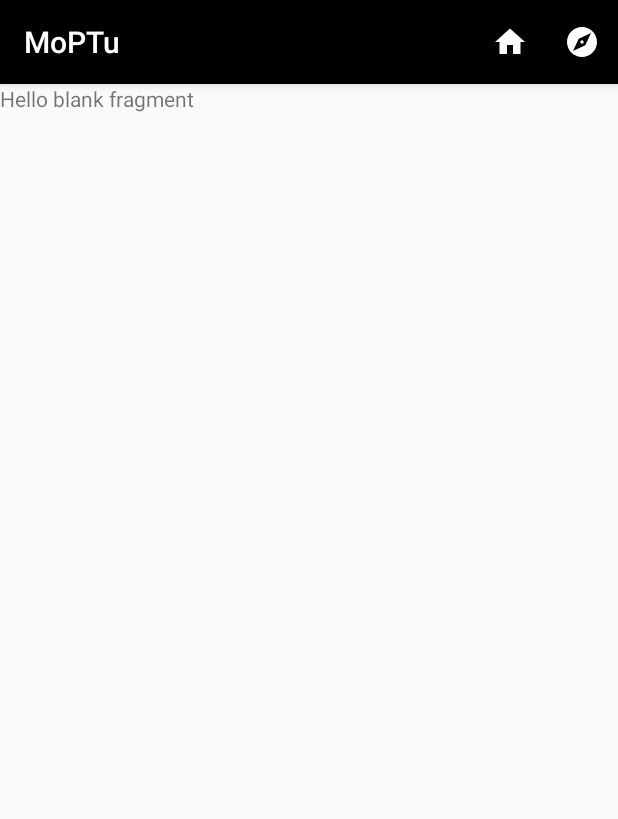
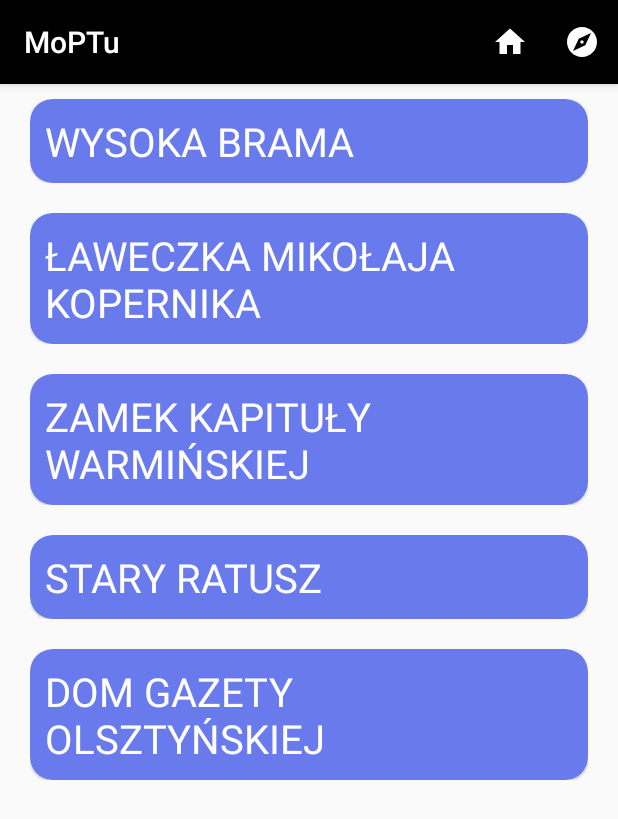
Before and after one commit to MikolajFilipkowski/MoPTu, an Android app: the screen it shows after launch (MainActivity), after a tap on "Settings", on a phone screen of 412 x 824 dp. Shown: the top 819 px of the screen. Run offline under Robolectric (Android 15) with nearby library versions, the phone set to English and light mode, and no system bars.

Commit message:
Add ExploreCategoriesAdapter.kt. Change ExploreFragment.kt. Minor changes.

```diff
--- a/app/src/main/java/com/example/moptu/ExploreFragment.kt
+++ b/app/src/main/java/com/example/moptu/ExploreFragment.kt
@@ -5,6 +5,13 @@ import androidx.fragment.app.Fragment
 import android.view.LayoutInflater
 import android.view.View
 import android.view.ViewGroup
+import android.widget.Adapter
+import android.widget.ListView
+import androidx.recyclerview.widget.LinearLayoutManager
+import androidx.recyclerview.widget.RecyclerView
+import com.example.moptu.adapters.ExploreCategoriesAdapter
+import com.example.moptu.adapters.RecyclerAdapter
+import java.util.Dictionary
 
 // TODO: Rename parameter arguments, choose names that match
 // the fragment initialization parameters, e.g. ARG_ITEM_NUMBER
@@ -21,6 +28,8 @@ class ExploreFragment : Fragment() {
     private var param1: String? = null
     private var param2: String? = null
 
+    lateinit var explore_view:RecyclerView
+
     override fun onCreate(savedInstanceState: Bundle?) {
         super.onCreate(savedInstanceState)
         arguments?.let {
@@ -33,8 +42,33 @@ class ExploreFragment : Fragment() {
         inflater: LayoutInflater, container: ViewGroup?,
         savedInstanceState: Bundle?
     ): View? {
+        val rootView = inflater.inflate(R.layout.fragment_explore, container, false)
+
+
+        val dict = ArrayList<ArrayList<String>>()
+
+        dict.add(arrayListOf("WYSOKA BRAMA","",getString(R.string.wysoka_brama)))
+        dict.add(arrayListOf("ŁAWECZKA MIKOŁAJA KOPERNIKA","",getString(R.string.laweczka)))
+        dict.add(arrayListOf("ZAMEK KAPITUŁY WARMIŃSKIEJ","",getString(R.string.zamek)))
+        dict.add(arrayListOf("STARY RATUSZ","",getString(R.string.ratusz)))
+        dict.add(arrayListOf("DOM GAZETY OLSZTYŃSKIEJ","",getString(R.string.gazeta)))
+
+
+        val customAdapter = ExploreCategoriesAdapter(dict)
+
+        val recyclerView: RecyclerView = rootView.findViewById(R.id.explore_view)
+        recyclerView.layoutManager = LinearLayoutManager(activity)
+        recyclerView.adapter = customAdapter
         // Inflate the layout for this fragment
-        return inflater.inflate(R.layout.fragment_explore, container, false)
+        return rootView
+    }
+
+    override fun onViewCreated(view: View, savedInstanceState: Bundle?) {
+        super.onViewCreated(view, savedInstanceState)
+
+        explore_view = view.findViewById(R.id.explore_view)
+
+        //explore_view.adapter = Adapter
     }
 
     companion object {
--- /dev/null
+++ b/app/src/main/java/com/example/moptu/adapters/ExploreCategoriesAdapter.kt
@@ -0,0 +1,47 @@
+package com.example.moptu.adapters
+
+import android.view.LayoutInflater
+import android.view.View
+import android.view.ViewGroup
+import android.widget.TextView
+import androidx.recyclerview.widget.RecyclerView
+import com.example.moptu.ArticleDataClass
+import com.example.moptu.R
+
+class ExploreCategoriesAdapter(private val dataSet: ArrayList<ArrayList<String>>) :
+    RecyclerView.Adapter<ExploreCategoriesAdapter.ViewHolder>() {
+
+    /**
+     * Provide a reference to the type of views that you are using
+     * (custom ViewHolder)
+     */
+    class ViewHolder(view: View) : RecyclerView.ViewHolder(view) {
+        val categoryView: TextView
+
+        init {
+            // Define click listener for the ViewHolder's View
+            categoryView = view.findViewById(R.id.categoryView)
+        }
+    }
+
+    // Create new views (invoked by the layout manager)
+    override fun onCreateViewHolder(viewGroup: ViewGroup, viewType: Int): ViewHolder {
+        // Create a new view, which defines the UI of the list item
+        val view = LayoutInflater.from(viewGroup.context)
+            .inflate(R.layout.explore_item, viewGroup, false)
+
+        return ViewHolder(view)
+    }
+
+    // Replace the contents of a view (invoked by the layout manager)
+    override fun onBindViewHolder(viewHolder: ViewHolder, position: Int) {
+
+        // Get element from your dataset at this position and replace the
+        // contents of the view with that element
+        viewHolder.categoryView.text = dataSet[position][0]
+    }
+
+    // Return the size of your dataset (invoked by the layout manager)
+    override fun getItemCount() = dataSet.size
+
+}
--- /dev/null
+++ b/app/src/main/res/layout/explore_item.xml
@@ -0,0 +1,37 @@
+<?xml version="1.0" encoding="utf-8"?>
+<FrameLayout xmlns:android="http://schemas.android.com/apk/res/android"
+    xmlns:tools="http://schemas.android.com/tools"
+    android:layout_width="match_parent"
+    android:layout_height="wrap_content"
+    xmlns:app="http://schemas.android.com/apk/res-auto"
+    android:layout_marginLeft="20dp"
+    android:layout_marginRight="20dp"
+    android:layout_marginTop="10dp"
+    android:layout_marginBottom="10dp"
+    android:gravity="center_vertical">
+    <com.google.android.material.card.MaterialCardView
+        android:layout_width="match_parent"
+        android:layout_height="wrap_content"
+        app:cardBackgroundColor="#697AED"
+        app:cardCornerRadius="15dp"
+        app:contentPadding="10dp"
+        android:clickable="true"
+        >
+
+        <LinearLayout
+            android:layout_height="wrap_content"
+            android:layout_width="match_parent"
+            android:orientation="vertical"
+            >
+            <TextView
+                tools:text="Test"
+                android:id="@+id/categoryView"
+                android:layout_width="wrap_content"
+                android:layout_height="wrap_content"
+                android:textColor="@color/white"
+                android:textSize="12pt"
+                />
+        </LinearLayout>
+    </com.google.android.material.card.MaterialCardView>
+
+</FrameLayout>
--- a/app/src/main/res/layout/fragment_explore.xml
+++ b/app/src/main/res/layout/fragment_explore.xml
@@ -5,10 +5,10 @@
     android:layout_height="match_parent"
     tools:context=".ExploreFragment">
 
-    <!-- TODO: Update blank fragment layout -->
-    <TextView
+    <androidx.recyclerview.widget.RecyclerView
+        android:id="@+id/explore_view"
         android:layout_width="match_parent"
         android:layout_height="match_parent"
-        android:text="@string/hello_blank_fragment" />
+        />
 
 </FrameLayout>
--- a/app/src/main/res/values/strings.xml
+++ b/app/src/main/res/values/strings.xml
@@ -2,4 +2,9 @@
     <string name="app_name">MoPTu</string>
     <!-- TODO: Remove or change this placeholder text -->
     <string name="hello_blank_fragment">Hello blank fragment</string>
+    <string name="wysoka_brama">Masywna gotycka budowla o dominującej nad staromiejskimi kamienicami sylwetce to jeden z najbardziej charakterystycznych zabytków Olsztyna. Wysoka Brama jest najokazalszą pozostałością średniowiecznych obwarowań miasta i jedyną zachowaną spośród trzech bram wchodzących w ich skład (pozostałe to Dolna i Młyńska).</string>
+    <string name="laweczka">Będąc w Olsztynie, koniecznie trzeba przywitać się z Kopernikiem! Pamięć o wielkim astronomie czczona jest w mieście na różne sposoby, a najbardziej znanym z nich – i zapewne najsympatyczniejszym – jest „ławeczka”, na której można przysiąść obok wykonanej z brązu postaci mistrza Mikołaja.</string>
+    <string name="zamek">Gotycki zamek to najstarszy i najbardziej okazały zabytek stolicy Warmii i Mazur. Przez wieki stanowił serce miasta, które rozwijało się w jego cieniu. Kiedyś był domem Mikołaja Kopernika, obecnie mieści się tu siedziba Muzeum Warmii i Mazur, a komnaty i dziedziniec stoją otworem przed zwiedzającymi.</string>
+    <string name="ratusz">Stary Ratusz zajmuje centralne miejsce rynku staromiejskiego i powstał jako siedziba władz Olsztyna. Gotycka część budowli, czyli obecne skrzydło południowe, to jeden z najstarszych zabytków architektury w mieście.</string>
+    <string name="gazeta">Dwukondygnacyjny budynek z czerwonej cegły wzniesiono na początku XX w. na obrzeżach staromiejskiego Targu Rybnego. W latach 1920-39 mieściła się tutaj redakcja i drukarnia krzewiącej polskość „Gazety Olsztyńskiej”.</string>
 </resources>
```
